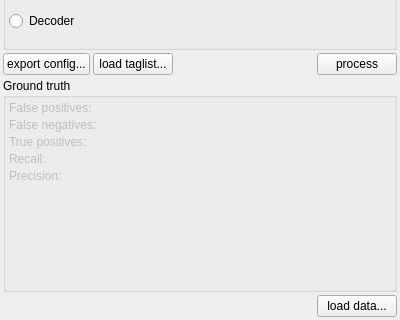
Before: the Qt Designer form ImgAnalysisTracker/ToolWidget.ui in BioroboticsLab/biotracker_beesbook, drawn with Qt 5; both pictures show x 0 to 400 and y 168 to 488 of the 400 by 488 pixel window.
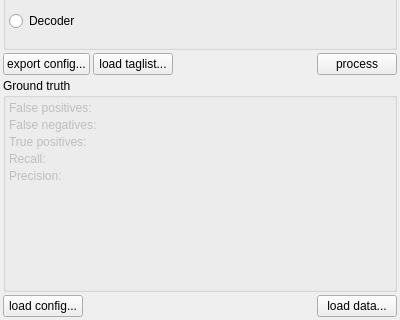
After: the same form once the commit is applied.

Commit message:
add option to load json settings
2-way data binding still missing

What changed in the file:
```diff
--- a/ImgAnalysisTracker/ToolWidget.ui
+++ b/ImgAnalysisTracker/ToolWidget.ui
@@ -280,6 +280,13 @@
      <property name="spacing">
       <number>3</number>
      </property>
+     <item>
+      <widget class="QPushButton" name="pushButtonLoadConfig">
+       <property name="text">
+        <string>load config...</string>
+       </property>
+      </widget>
+     </item>
      <item>
       <spacer name="horizontalSpacer_2">
        <property name="orientation">
```
The commit also changes 2 other files.
